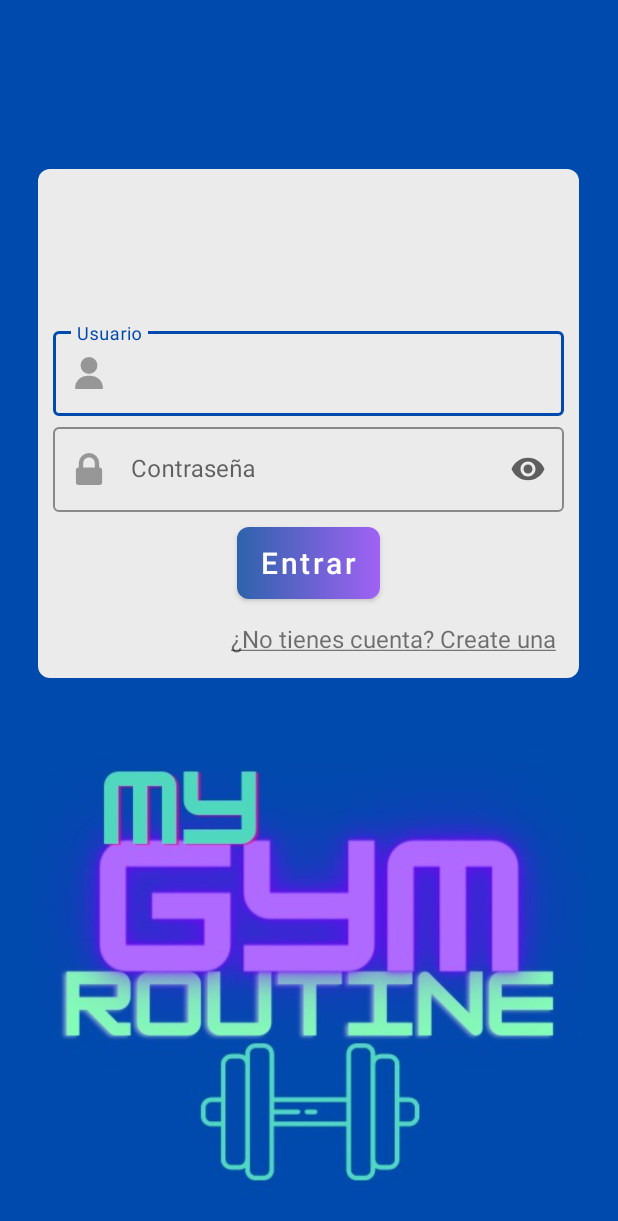
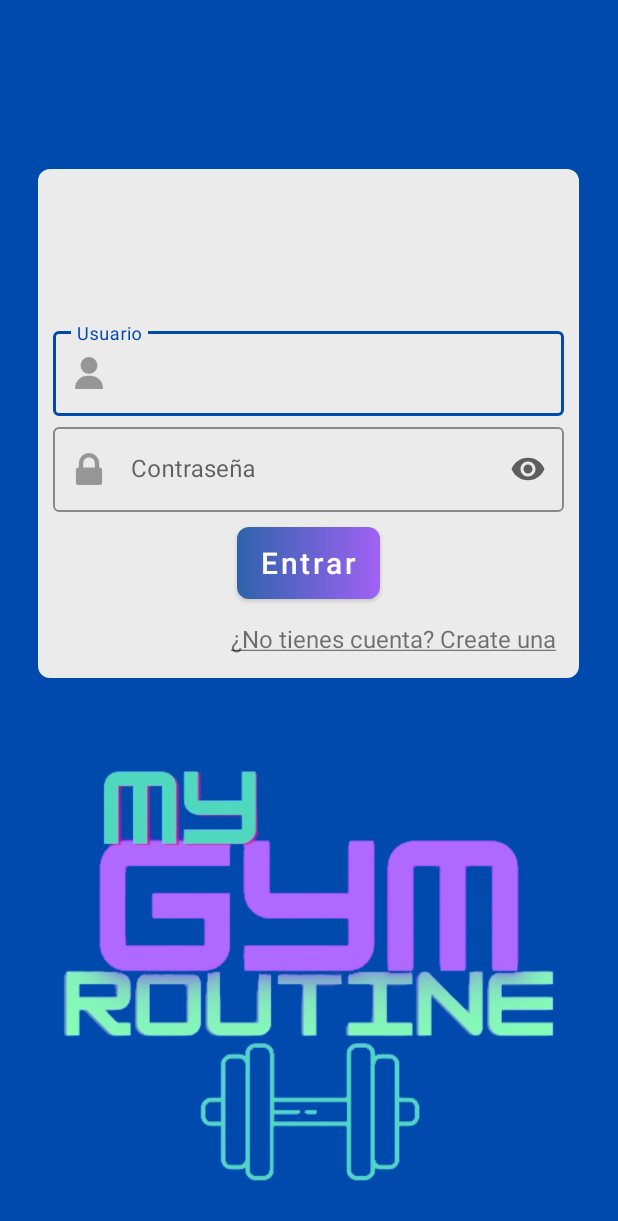
Before and after one commit to paf106/MyGymRoutine, an Android app: the screen it shows after launch (LogInActivity), on a phone screen of 412 x 824 dp. Shown: the top 1221 px of the screen. Run offline under Robolectric (Android 15) with nearby library versions, the phone set to English and light mode, and no system bars.

Commit message:
Minor changes

```diff
--- a/MyApp/app/src/main/res/layout/log_in_activity.xml
+++ b/MyApp/app/src/main/res/layout/log_in_activity.xml
@@ -94,17 +94,16 @@
                     android:textAllCaps="false"
                     android:layout_marginTop="10dp"
                     android:layout_marginBottom="10dp"
-                    android:textSize="20dp"></Button>
+                    android:textSize="20dp" />
 
-                 <TextView
+                <TextView
                     android:id="@+id/tvCreateAccount"
                     android:layout_width="wrap_content"
                     android:layout_height="wrap_content"
                     android:layout_gravity="end"
                     android:text="@string/createAccountText"
-                     android:padding="5dp"
-                    android:textSize="16sp"
-                     ></TextView>
+                    android:padding="5dp"
+                    android:textSize="16sp" />
             </LinearLayout>
         </LinearLayout>
 
@@ -126,6 +125,6 @@
         <ImageView
             android:layout_width="match_parent"
             android:layout_height="match_parent"
-            android:src="@drawable/backgound_image"></ImageView>
+            android:src="@drawable/background_image"></ImageView>
     </LinearLayout>
 </LinearLayout>
```
